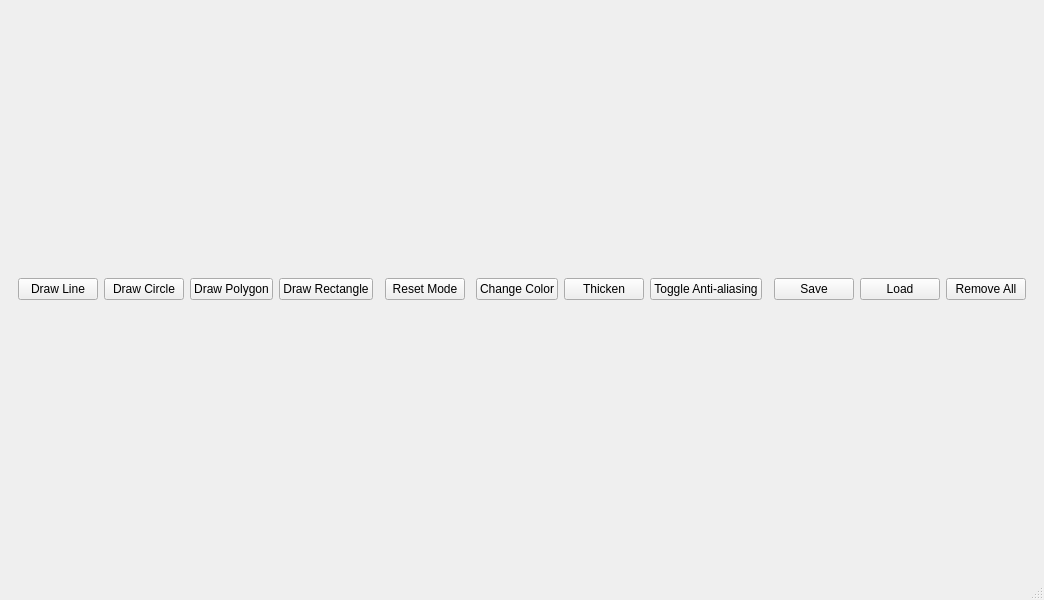
This is mainwindow.ui in matined/qt-paint as Qt 5 draws it before an edit. The edited form follows.
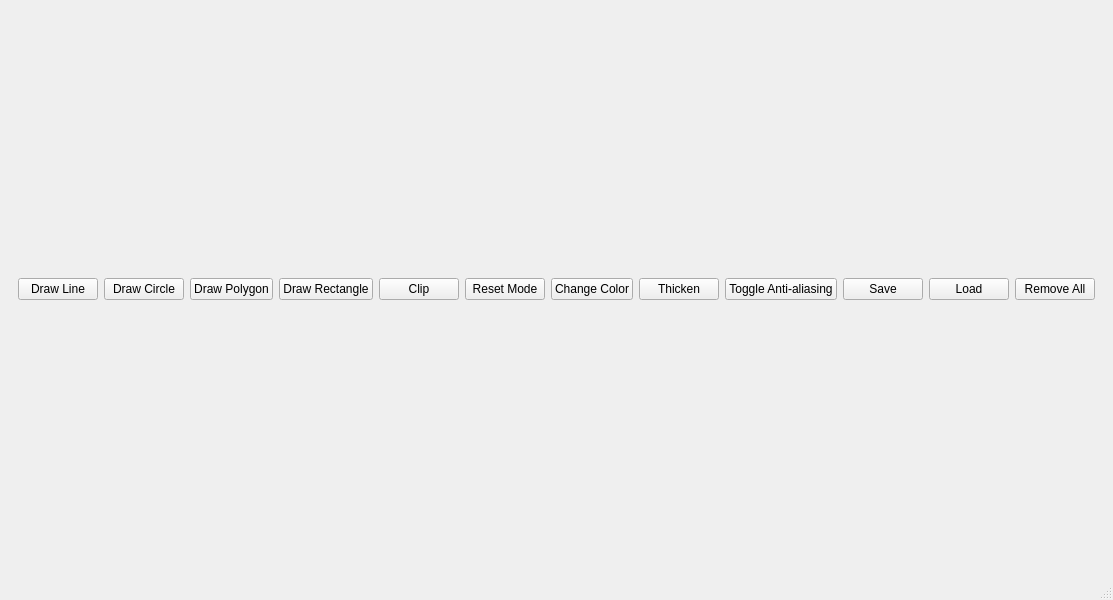
This is the edited form.

The edit to the form file:
```diff
--- a/mainwindow.ui
+++ b/mainwindow.ui
@@ -46,6 +46,13 @@
          </property>
         </widget>
        </item>
+       <item>
+        <widget class="QPushButton" name="btnClip">
+         <property name="text">
+          <string>Clip</string>
+         </property>
+        </widget>
+       </item>
        <item>
         <spacer name="horizontalSpacer">
          <property name="orientation">
```
